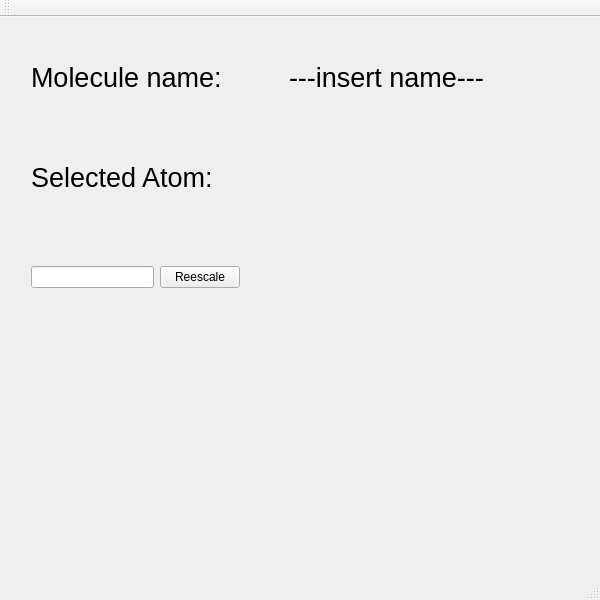
vultor33/StereoisomerIdentification, file mainwindow.ui: the form before one commit.
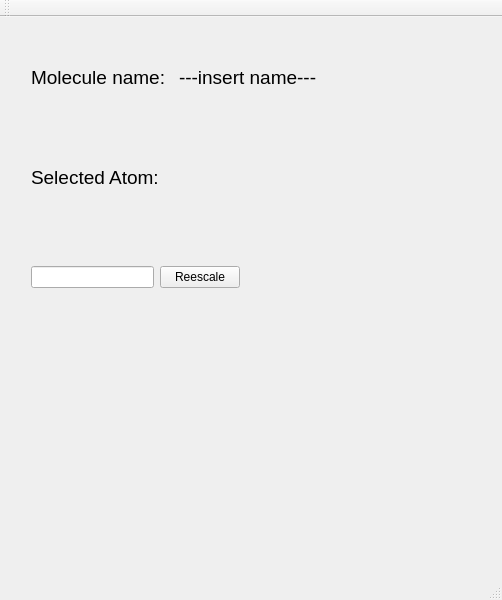
The form after the commit.

Commit message: two screens

```diff
--- a/mainwindow.ui
+++ b/mainwindow.ui
@@ -6,7 +6,7 @@
    <rect>
     <x>0</x>
     <y>0</y>
-    <width>600</width>
+    <width>502</width>
     <height>600</height>
    </rect>
   </property>
@@ -19,7 +19,7 @@
      <rect>
       <x>20</x>
       <y>20</y>
-      <width>531</width>
+      <width>311</width>
       <height>80</height>
      </rect>
     </property>
@@ -28,7 +28,7 @@
       <widget class="QLabel" name="label">
        <property name="font">
         <font>
-         <pointsize>20</pointsize>
+         <pointsize>14</pointsize>
         </font>
        </property>
        <property name="text">
@@ -40,7 +40,7 @@
       <widget class="QLabel" name="molName">
        <property name="font">
         <font>
-         <pointsize>20</pointsize>
+         <pointsize>14</pointsize>
         </font>
        </property>
        <property name="text">
@@ -55,7 +55,7 @@
      <rect>
       <x>20</x>
       <y>120</y>
-      <width>531</width>
+      <width>311</width>
       <height>80</height>
      </rect>
     </property>
@@ -64,7 +64,7 @@
       <widget class="QLabel" name="label_2">
        <property name="font">
         <font>
-         <pointsize>20</pointsize>
+         <pointsize>14</pointsize>
         </font>
        </property>
        <property name="text">
```
Left out of the diff: 2 changed lines with no effect on the pictures. The commit also changes 3 other files.
